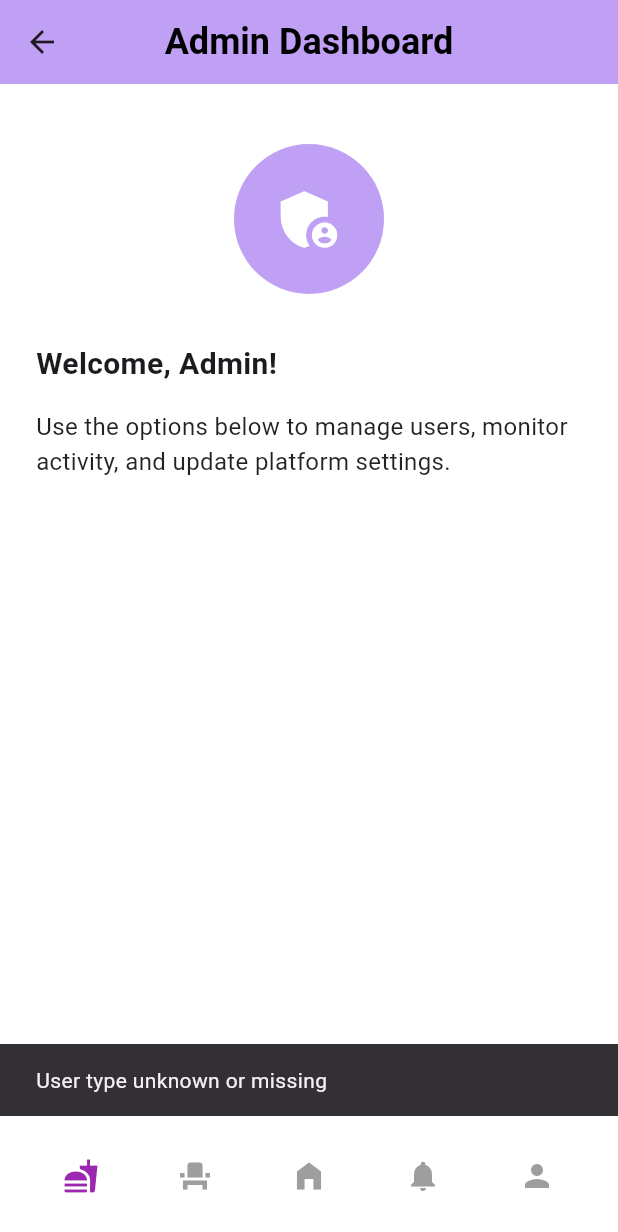
After one commit to AbdulGaffarImon75/FLUTTER-APP-OPOTATO, a Flutter app: the AdminDashboardPage screen opened directly, after a tap on the "fastfood" icon, on a phone screen of 412 x 824 dp. The commit adds this screen. Shown: the top 1232 px of the screen. Run offline on Flutter 3.47's test engine with Material 3 defaults, Android fonts, the phone set to English and light mode, and no system bars; our stand-ins replace cloud_firestore, firebase_auth, firebase_core; accounts and stored records are empty.

Commit message:
SEPERATE USERS ADDED. SEPARATE ACCESS TO PAGE.

```diff
--- /dev/null
+++ b/lib/pages/admin_dashboard.dart
@@ -0,0 +1,58 @@
+import 'package:flutter/material.dart';
+import 'bottom_nav_bar.dart';
+
+class AdminDashboardPage extends StatelessWidget {
+  const AdminDashboardPage({super.key});
+
+  @override
+  Widget build(BuildContext context) {
+    return Scaffold(
+      backgroundColor: Colors.white,
+      appBar: AppBar(
+        title: const Text(
+          'Admin Dashboard',
+          style: TextStyle(
+            fontSize: 24,
+            fontWeight: FontWeight.bold,
+            color: Colors.black,
+          ),
+        ),
+        centerTitle: true,
+        backgroundColor: const Color.fromARGB(255, 191, 160, 244),
+      ),
+      body: Padding(
+        padding: const EdgeInsets.symmetric(horizontal: 24.0, vertical: 16),
+        child: Column(
+          crossAxisAlignment: CrossAxisAlignment.start,
+          children: const [
+            SizedBox(height: 24),
+            Center(
+              child: CircleAvatar(
+                radius: 50,
+                backgroundColor: Color.fromARGB(255, 191, 160, 244),
+                child: Icon(
+                  Icons.admin_panel_settings,
+                  size: 50,
+                  color: Colors.white,
+                ),
+              ),
+            ),
+            SizedBox(height: 32),
+            Text(
+              'Welcome, Admin!',
+              style: TextStyle(fontSize: 20, fontWeight: FontWeight.bold),
+            ),
+            SizedBox(height: 16),
+            Text(
+              'Use the options below to manage users, monitor activity, and update platform settings.',
+              style: TextStyle(fontSize: 16, color: Colors.black87),
+            ),
+            SizedBox(height: 32),
+            // Future buttons or admin options will go here
+          ],
+        ),
+      ),
+      bottomNavigationBar: const BottomNavBar(activeIndex: 0),
+    );
+  }
+}
--- a/lib/pages/bottom_nav_bar.dart
+++ b/lib/pages/bottom_nav_bar.dart
@@ -4,18 +4,59 @@ import 'login_page.dart';
 import 'home_page.dart';
 import 'profile_page.dart';
 import 'restaurant_dashboard.dart';
+import 'admin_dashboard.dart';
 import 'seat_booking.dart';
-import 'chatbot_page.dart'; // ✅ ChatBot screen
+import 'package:cloud_firestore/cloud_firestore.dart';
+import 'chatbot_page.dart';
 
 class BottomNavBar extends StatelessWidget {
   final int activeIndex;
+  static const String adminUID = '9augevirHjVzo8izlXsJba568782';
 
   const BottomNavBar({super.key, this.activeIndex = 0});
 
-  // Check if user is logged in
-  Future<bool> _isUserLoggedIn() async {
-    User? user = FirebaseAuth.instance.currentUser;
-    return user != null;
+  Future<void> _handleFastFoodTapOptimized(BuildContext context) async {
+    final user = FirebaseAuth.instance.currentUser;
+    if (user == null) {
+      Navigator.push(
+        context,
+        MaterialPageRoute(builder: (context) => const LoginPage()),
+      );
+      return;
+    }
+
+    if (user.uid == adminUID) {
+      Navigator.push(
+        context,
+        MaterialPageRoute(builder: (context) => const AdminDashboardPage()),
+      );
+      return;
+    }
+
+    final doc =
+        await FirebaseFirestore.instance
+            .collection('users')
+            .doc(user.uid)
+            .get();
+    final userType = doc.data()?['user_type'];
+
+    if (userType == 'customer') {
+      Navigator.push(
+        context,
+        MaterialPageRoute(builder: (context) => const ChatbotPage()),
+      );
+    } else if (userType == 'restaurant') {
+      Navigator.push(
+        context,
+        MaterialPageRoute(
+          builder: (context) => const RestaurantDashboardPage(),
+        ),
+      );
+    } else {
+      ScaffoldMessenger.of(context).showSnackBar(
+        const SnackBar(content: Text('User type unknown or missing')),
+      );
+    }
   }
 
   @override
@@ -28,77 +69,51 @@ class BottomNavBar extends StatelessWidget {
         child: Row(
           mainAxisAlignment: MainAxisAlignment.spaceAround,
           children: [
-            // 🍔 Restaurant Dashboard
             IconButton(
-              onPressed: () async {
-                bool loggedIn = await _isUserLoggedIn();
-                if (loggedIn) {
-                  Navigator.push(
-                    context,
-                    MaterialPageRoute(
-                      builder: (_) => const RestaurantDashboardPage(),
-                    ),
-                  );
-                } else {
-                  Navigator.push(
-                    context,
-                    MaterialPageRoute(builder: (_) => const LoginPage()),
-                  );
-                }
-              },
+              onPressed: () => _handleFastFoodTapOptimized(context),
               icon: const Icon(Icons.fastfood),
               color: activeIndex == 0 ? Colors.purple : Colors.grey,
             ),
-
-            // 🎟️ Seat Booking
             IconButton(
               onPressed: () {
                 Navigator.push(
                   context,
-                  MaterialPageRoute(builder: (_) => const SeatBookingPage()),
+                  MaterialPageRoute(
+                    builder: (context) => const SeatBookingPage(),
+                  ),
                 );
               },
               icon: const Icon(Icons.event_seat),
               color: activeIndex == 1 ? Colors.purple : Colors.grey,
             ),
-
-            // 🏠 Home
             IconButton(
               onPressed: () {
                 Navigator.push(
                   context,
-                  MaterialPageRoute(builder: (_) => const HomePage()),
+                  MaterialPageRoute(builder: (context) => const HomePage()),
                 );
               },
               icon: const Icon(Icons.home_filled),
               color: activeIndex == 2 ? Colors.purple : Colors.grey,
             ),
-
-            // 💬 AI Chatbot
             IconButton(
-              onPressed: () {
-                Navigator.push(
-                  context,
-                  MaterialPageRoute(builder: (_) => const ChatbotPage()),
-                );
-              },
-              icon: const Icon(Icons.chat),
+              onPressed: () {},
+              icon: const Icon(Icons.notifications),
               color: activeIndex == 3 ? Colors.purple : Colors.grey,
             ),
-
-            // 👤 Profile
             IconButton(
               onPressed: () async {
                 User? user = FirebaseAuth.instance.currentUser;
+
                 if (user != null) {
                   Navigator.push(
                     context,
-                    MaterialPageRoute(builder: (_) => ProfilePage()),
+                    MaterialPageRoute(builder: (context) => ProfilePage()),
                   );
                 } else {
                   Navigator.push(
                     context,
-                    MaterialPageRoute(builder: (_) => const LoginPage()),
+                    MaterialPageRoute(builder: (context) => const LoginPage()),
                   );
                 }
               },
--- a/pubspec.yaml
+++ b/pubspec.yaml
@@ -30,6 +30,7 @@ environment:
 dependencies:
   flutter:
     sdk: flutter
+  image_picker: ^1.0.2
 
   # The following adds the Cupertino Icons font to your application.
   # Use with the CupertinoIcons class for iOS style icons.
@@ -39,7 +40,6 @@ dependencies:
   firebase_database: ^11.3.5
   firebase_auth: ^5.5.2
   cloud_firestore: ^5.6.6
-  http: ^0.13.5
 
 
 dev_dependencies:
```
Also changed, not shown: lib/pages/chatbot_page.dart (+5 -10 lines), lib/pages/customer_dashboard.dart (added, +23 -0 lines), lib/pages/login_page.dart (+2 -8 lines), lib/pages/profile_page.dart (+27 -28 lines), lib/pages/restaurant_dashboard.dart (+61 -70 lines), lib/pages/signup_page.dart (+59 -31 lines), pubspec.lock, 6 other files.
